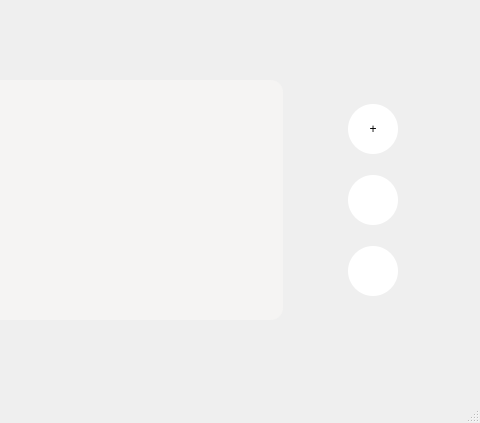
This is VisualWindows/mainWindows/MenuForWaiter.ui in actredphos2017/ExpressManagementSystem as Qt 5 draws it before an edit; both pictures show x 502 to 982 and y 0 to 423 of the 982 by 423 pixel window. The edited form follows.
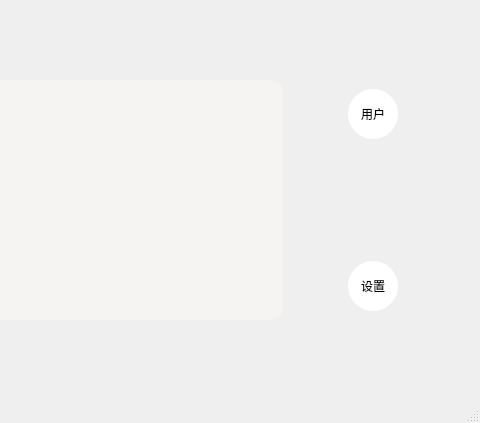
This is the edited form.

```diff
--- a/VisualWindows/mainWindows/MenuForWaiter.ui
+++ b/VisualWindows/mainWindows/MenuForWaiter.ui
@@ -308,43 +308,14 @@
        <set>Qt::AlignCenter</set>
       </property>
       <layout class="QVBoxLayout" name="verticalLayout_4">
-       <item>
-        <widget class="QPushButton" name="addOrderBtn">
-         <property name="maximumSize">
-          <size>
-           <width>50</width>
-           <height>50</height>
-          </size>
-         </property>
-         <property name="sizeIncrement">
-          <size>
-           <width>50</width>
-           <height>50</height>
-          </size>
-         </property>
-         <property name="styleSheet">
-          <string notr="true">QPushButton{
-	border-radius: 25px;
-	border: 2px black;
-	background-color: white;
-}
-
-QPushButton:hover{
-background-color:rgb(28, 113, 216); 
-}
-
-QPushButton:pressed{
-background-color:rgb(98, 160, 234);
-border-style: inset;}
-</string>
-         </property>
-         <property name="text">
-          <string>+</string>
-         </property>
-        </widget>
-       </item>
        <item>
         <widget class="QPushButton" name="manageAccountBtn">
+         <property name="minimumSize">
+          <size>
+           <width>50</width>
+           <height>50</height>
+          </size>
+         </property>
          <property name="maximumSize">
           <size>
            <width>50</width>
@@ -374,12 +345,31 @@
 </string>
          </property>
          <property name="text">
-          <string/>
+          <string>用户</string>
          </property>
         </widget>
        </item>
+       <item>
+        <spacer name="verticalSpacer">
+         <property name="orientation">
+          <enum>Qt::Vertical</enum>
+         </property>
+         <property name="sizeHint" stdset="0">
+          <size>
+           <width>20</width>
+           <height>40</height>
+          </size>
+         </property>
+        </spacer>
+       </item>
        <item>
         <widget class="QPushButton" name="settingBtn">
+         <property name="minimumSize">
+          <size>
+           <width>50</width>
+           <height>50</height>
+          </size>
+         </property>
          <property name="maximumSize">
           <size>
            <width>50</width>
@@ -409,7 +399,7 @@
 </string>
          </property>
          <property name="text">
-          <string/>
+          <string>设置</string>
          </property>
         </widget>
        </item>
```
